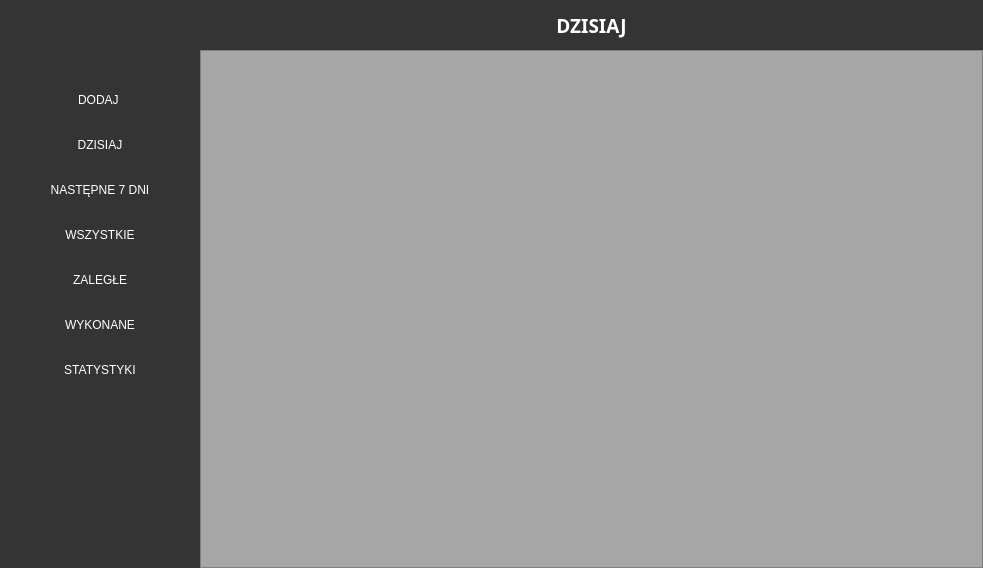
albixus/to_do_list_university_project, file mainwindow.ui: the form before one commit.
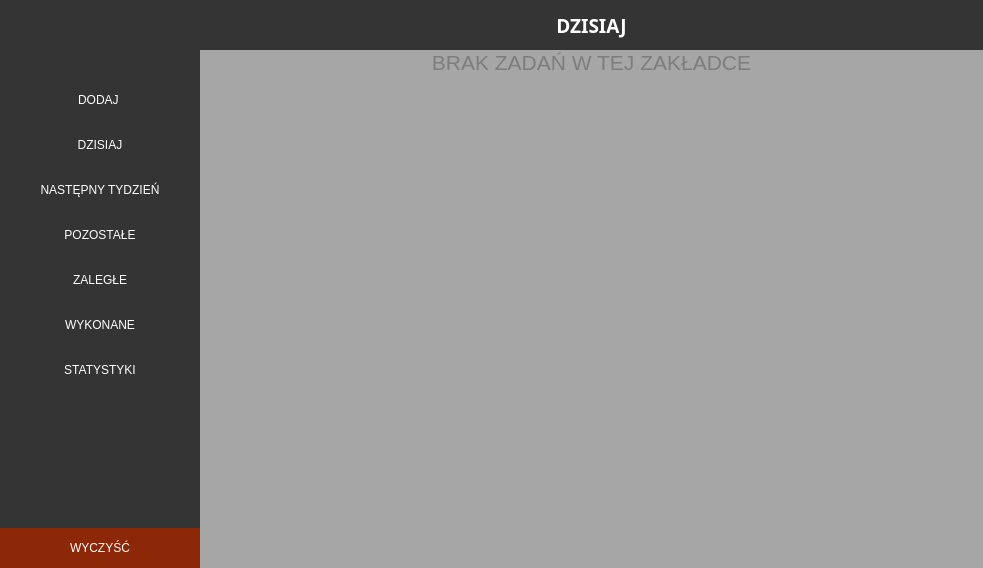
The form after the commit. Icons and pictures are not drawn.

Commit message: End backend system of tasks.

```diff
--- a/mainwindow.ui
+++ b/mainwindow.ui
@@ -32,6 +32,15 @@
 	background-color:rgb(166, 166, 166);
 }
 
+#clear_button
+{
+	background-color:	rgb(140, 39, 8);	
+}
+#clear_button:hover
+{
+	background-color:	rgb(160, 59, 28);	
+}
+
 QPushButton
 {
 	background-color:rgb(52, 52, 52);
@@ -78,6 +87,12 @@
 	background-color:rgb(166, 166, 166);
 }
 
+#no_task
+{
+	color:rgba(36, 36, 36, 80);
+}
+
+
 </string>
   </property>
   <widget class="QWidget" name="centralWidget">
@@ -266,7 +281,7 @@
               <cursorShape>PointingHandCursor</cursorShape>
              </property>
              <property name="text">
-              <string>NASTĘPNE 7 DNI</string>
+              <string>NASTĘPNY TYDZIEŃ</string>
              </property>
             </widget>
            </item>
@@ -282,7 +297,7 @@
               <cursorShape>PointingHandCursor</cursorShape>
              </property>
              <property name="text">
-              <string>WSZYSTKIE</string>
+              <string>POZOSTAŁE</string>
              </property>
             </widget>
            </item>
@@ -347,6 +362,22 @@
              </property>
             </spacer>
            </item>
+           <item>
+            <widget class="QPushButton" name="clear_button">
+             <property name="minimumSize">
+              <size>
+               <width>0</width>
+               <height>40</height>
+              </size>
+             </property>
+             <property name="cursor">
+              <cursorShape>PointingHandCursor</cursorShape>
+             </property>
+             <property name="text">
+              <string>WYCZYŚĆ</string>
+             </property>
+            </widget>
+           </item>
           </layout>
          </item>
         </layout>
@@ -368,8 +399,8 @@
           <rect>
            <x>0</x>
            <y>0</y>
-           <width>781</width>
-           <height>566</height>
+           <width>767</width>
+           <height>567</height>
           </rect>
          </property>
          <property name="minimumSize">
@@ -438,6 +469,51 @@
             </property>
            </widget>
           </item>
+          <item>
+           <widget class="QLabel" name="no_task">
+            <property name="sizePolicy">
+             <sizepolicy hsizetype="Preferred" vsizetype="Preferred">
+              <horstretch>0</horstretch>
+              <verstretch>0</verstretch>
+             </sizepolicy>
+            </property>
+            <property name="font">
+             <font>
+              <family>Tahoma</family>
+              <pointsize>16</pointsize>
+              <weight>50</weight>
+              <bold>false</bold>
+              <underline>false</underline>
+              <strikeout>false</strikeout>
+              <kerning>true</kerning>
+             </font>
+            </property>
+            <property name="autoFillBackground">
+             <bool>false</bool>
+            </property>
+            <property name="frameShape">
+             <enum>QFrame::NoFrame</enum>
+            </property>
+            <property name="lineWidth">
+             <number>0</number>
+            </property>
+            <property name="text">
+             <string>BRAK ZADAŃ W TEJ ZAKŁADCE</string>
+            </property>
+            <property name="alignment">
+             <set>Qt::AlignCenter</set>
+            </property>
+            <property name="wordWrap">
+             <bool>true</bool>
+            </property>
+            <property name="margin">
+             <number>150</number>
+            </property>
+            <property name="textInteractionFlags">
+             <set>Qt::NoTextInteraction</set>
+            </property>
+           </widget>
+          </item>
           <item>
            <widget class="QListWidget" name="task_list">
             <property name="sizeIncrement">
@@ -458,6 +534,9 @@
             <property name="contextMenuPolicy">
              <enum>Qt::CustomContextMenu</enum>
             </property>
+            <property name="frameShape">
+             <enum>QFrame::NoFrame</enum>
+            </property>
             <property name="spacing">
              <number>5</number>
             </property>
```
The commit also changes 14 other files.
